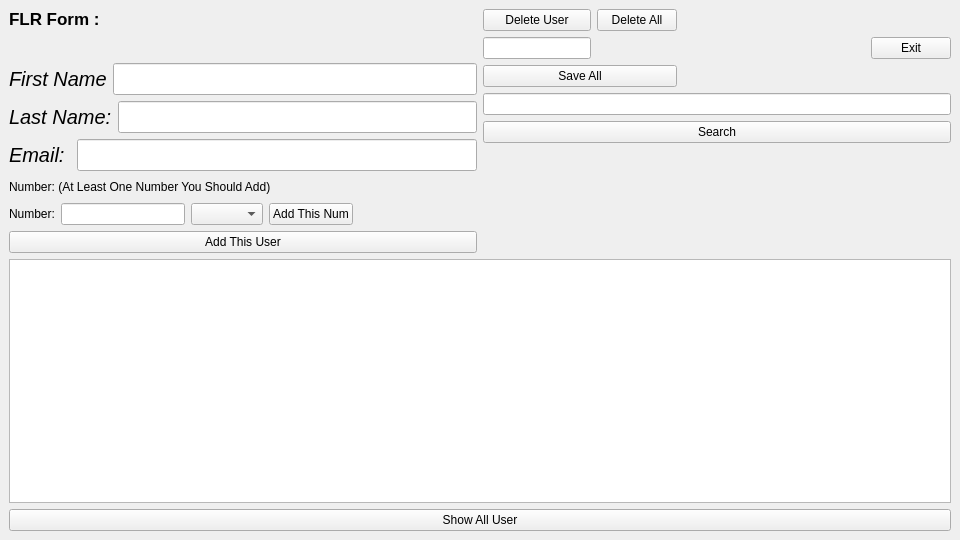
The window that eesa/mainwindow.ui (MSaLeHNYM/eesa-tut) describes before a commit, drawn with Qt 5.
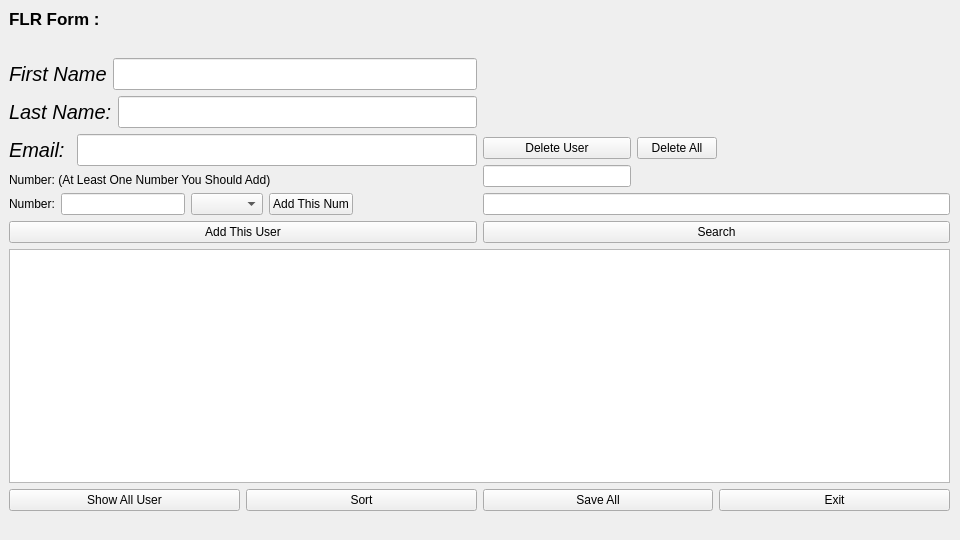
The same window after the commit.

What changed in the file:
```diff
--- a/eesa/mainwindow.ui
+++ b/eesa/mainwindow.ui
@@ -14,15 +14,15 @@
    <string>MainWindow</string>
   </property>
   <widget class="QWidget" name="centralwidget">
-   <layout class="QGridLayout" name="gridLayout_3">
-    <item row="1" column="0">
-     <widget class="QPushButton" name="ShowAllUser_PB">
-      <property name="text">
-       <string>Show All User</string>
-      </property>
-     </widget>
-    </item>
-    <item row="0" column="0">
+   <widget class="QWidget" name="">
+    <property name="geometry">
+     <rect>
+      <x>9</x>
+      <y>9</y>
+      <width>941</width>
+      <height>502</height>
+     </rect>
+    </property>
      <layout class="QGridLayout" name="gridLayout_2">
       <item row="0" column="0">
        <layout class="QHBoxLayout" name="horizontalLayout_2">
@@ -204,17 +204,23 @@
         </item>
         <item>
          <layout class="QVBoxLayout" name="verticalLayout_2">
+         <item>
+          <spacer name="verticalSpacer">
+           <property name="orientation">
+            <enum>Qt::Vertical</enum>
+           </property>
+           <property name="sizeHint" stdset="0">
+            <size>
+             <width>20</width>
+             <height>40</height>
+            </size>
+           </property>
+          </spacer>
+         </item>
           <item>
            <layout class="QHBoxLayout" name="horizontalLayout_3">
             <item>
              <layout class="QGridLayout" name="gridLayout">
-              <item row="1" column="0" colspan="2">
-               <widget class="QPushButton" name="SaveAll_PB_2">
-                <property name="text">
-                 <string>Save All</string>
-                </property>
-               </widget>
-              </item>
               <item row="0" column="0">
                <layout class="QVBoxLayout" name="verticalLayout_4">
                 <item>
@@ -251,13 +257,6 @@
               </property>
              </spacer>
             </item>
-            <item>
-             <widget class="QPushButton" name="Exit_PB">
-              <property name="text">
-               <string>Exit</string>
-              </property>
-             </widget>
-            </item>
            </layout>
           </item>
           <item>
@@ -270,20 +269,39 @@
             </property>
            </widget>
           </item>
+        </layout>
+       </item>
+      </layout>
+     </item>
+     <item row="2" column="0">
+      <layout class="QHBoxLayout" name="horizontalLayout_4">
           <item>
-           <spacer name="verticalSpacer">
-            <property name="orientation">
-             <enum>Qt::Vertical</enum>
-            </property>
-            <property name="sizeHint" stdset="0">
-             <size>
-              <width>20</width>
-              <height>40</height>
-             </size>
-            </property>
-           </spacer>
-          </item>
-         </layout>
+        <widget class="QPushButton" name="ShowAllUser_PB">
+         <property name="text">
+          <string>Show All User</string>
+         </property>
+        </widget>
+       </item>
+       <item>
+        <widget class="QPushButton" name="sort_PB">
+         <property name="text">
+          <string>Sort</string>
+         </property>
+        </widget>
+       </item>
+       <item>
+        <widget class="QPushButton" name="SaveAll_PB_2">
+         <property name="text">
+          <string>Save All</string>
+         </property>
+        </widget>
+       </item>
+       <item>
+        <widget class="QPushButton" name="Exit_PB">
+         <property name="text">
+          <string>Exit</string>
+         </property>
+        </widget>
         </item>
        </layout>
       </item>
@@ -298,8 +316,7 @@
        </widget>
       </item>
      </layout>
-    </item>
-   </layout>
+   </widget>
   </widget>
  </widget>
  <resources/>
```
Lines whose indentation alone changed are shown as unchanged.
